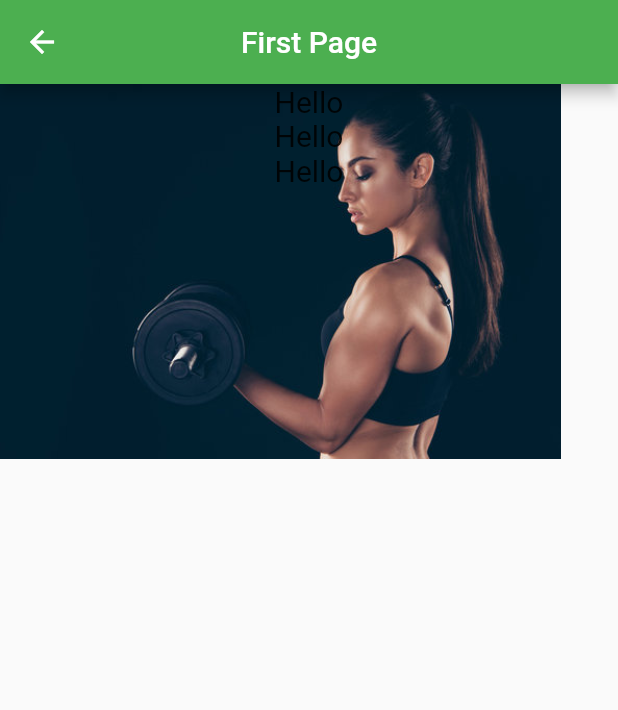
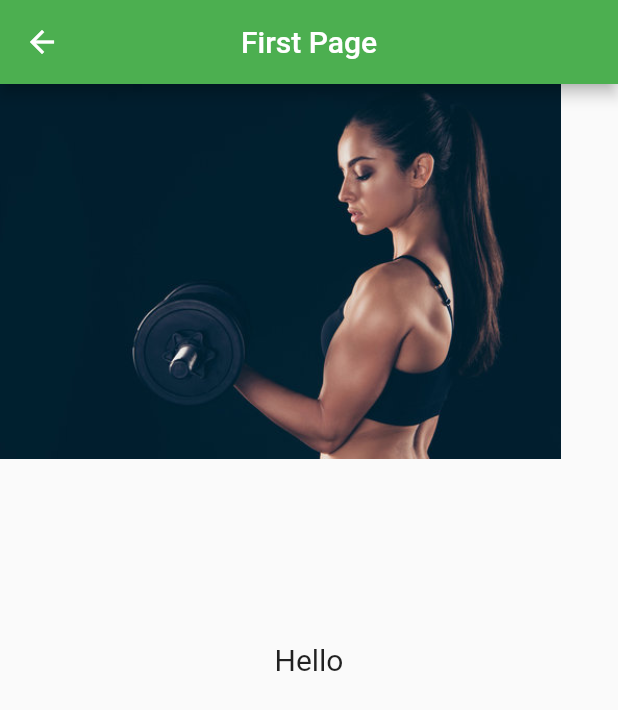
Before and after one commit to Static-404/Flutter, a Flutter app: the Page1 screen opened by its route, on a phone screen of 412 x 824 dp. Shown: the top 710 px of the screen. Run offline on Flutter 3.47's test engine with Material 2 defaults, Android fonts, the phone set to English and light mode, and no system bars; our stand-ins replace hive, hive_flutter, smooth_page_indicator; accounts and stored records are empty.

Commit message:
Day 30
modified page 1

```diff
--- a/lib/screens/page_1.dart
+++ b/lib/screens/page_1.dart
@@ -10,35 +10,24 @@ class Page1 extends StatelessWidget {
         title: const Text('First Page'),
         centerTitle: true,
       ),
-      body: Stack(
-        children:[
+      body: Stack(children: [
         Container(
           height: 250,
           width: 380,
-            alignment: Alignment(-1,0),
+          alignment: Alignment(-1, 0),
           child: Image.asset('assets/images/dark pic.jpg'),
         ),
         Container(
-            alignment: Alignment(0,0),
-            child: Column(
-              children: [
-                Text(
+          alignment: Alignment(0, 0),
+          child: Text(
             'Hello',
-                  style: TextStyle(fontSize: 20,color: Colors.black87,),
-                ),
-                Text(
-                  'Hello',
-                  style: TextStyle(fontSize: 20,color: Colors.black87,),
-                ),
-                Text(
-                  'Hello',
-                  style: TextStyle(fontSize: 20,color: Colors.black87,),
-                ),
-              ],
+            style: TextStyle(
+              fontSize: 20,
+              color: Colors.black87,
             ),
           ),
-        ]
         ),
+      ]),
     );
   }
 }
```
Lines whose indentation alone changed are shown as unchanged.
